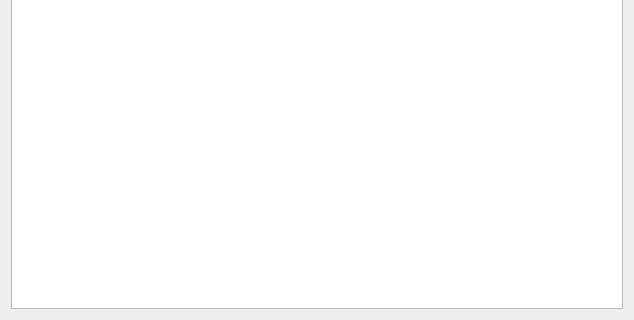
gagikpog/TestAndTranslate, file Translate/translateform.ui: the form before one commit; both pictures show x 0 to 634 and y 416 to 736 of the 634 by 736 pixel window.
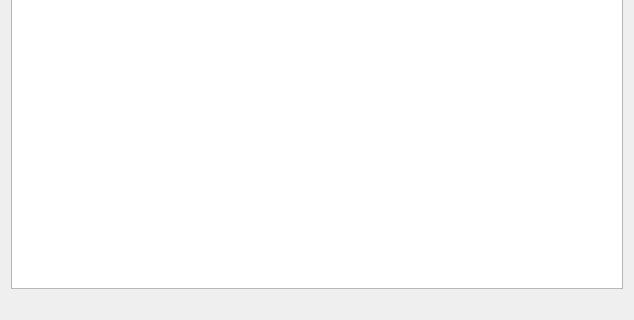
The form after the commit.

What changed in the file:
```diff
--- a/Translate/translateform.ui
+++ b/Translate/translateform.ui
@@ -318,6 +318,18 @@
      </column>
     </widget>
    </item>
+   <item>
+    <widget class="QLabel" name="labelStatus">
+     <property name="font">
+      <font>
+       <pointsize>9</pointsize>
+      </font>
+     </property>
+     <property name="text">
+      <string/>
+     </property>
+    </widget>
+   </item>
   </layout>
  </widget>
  <tabstops>
```
